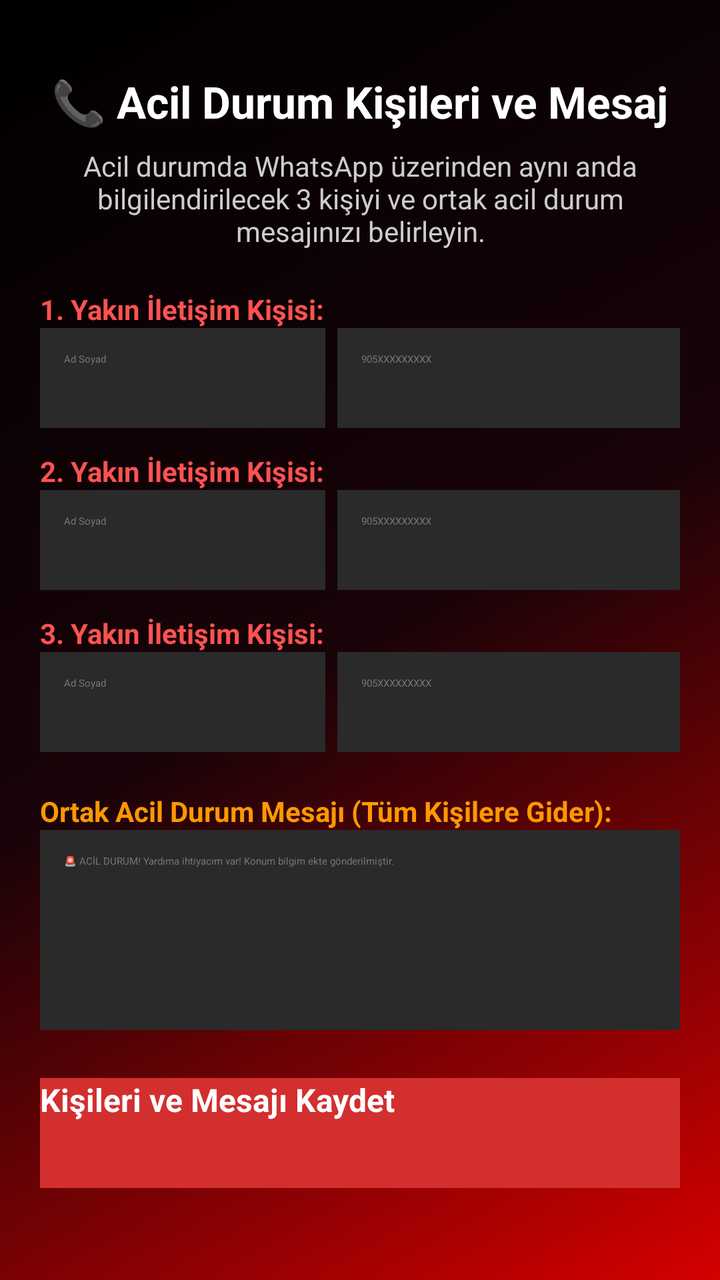
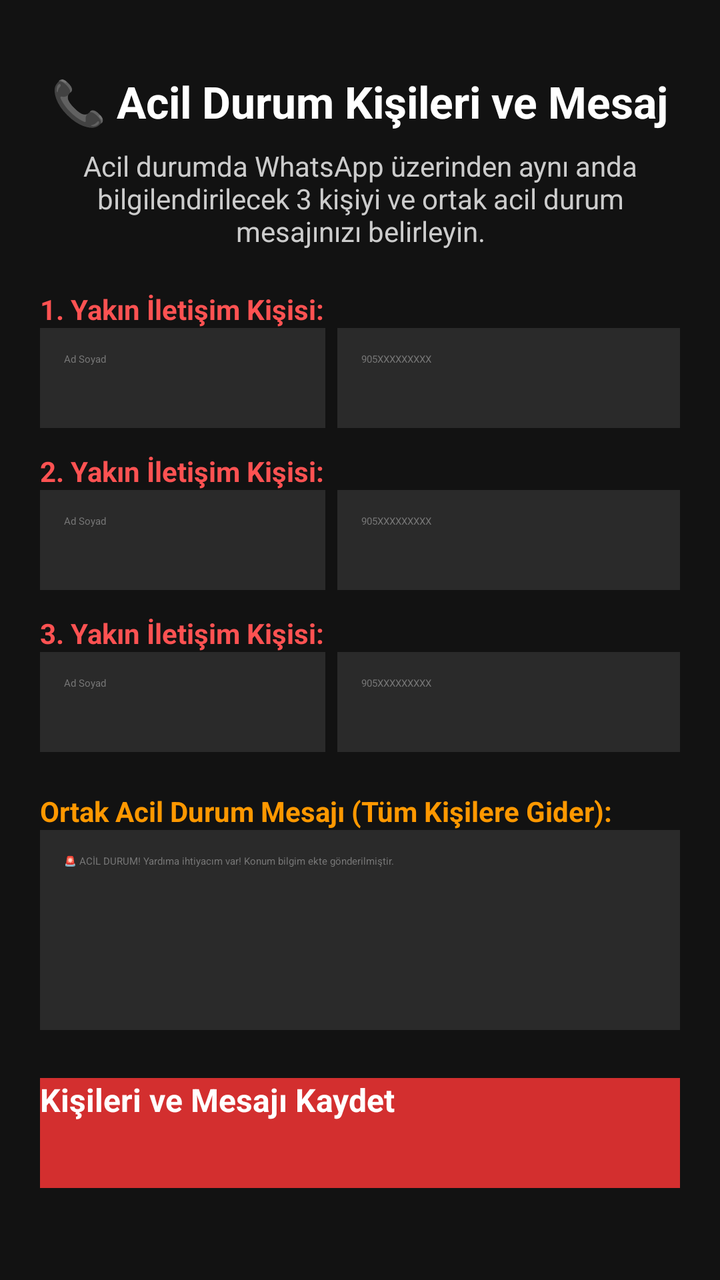

Before-and-after screenshots of an Android layout around one commit, followed by the original layout XML and the change that was made.
<!-- AndroidManifest.xml: application theme Theme.EmergencySafety -->
<!-- res/layout/activity_contacts.xml -->
<?xml version="1.0" encoding="utf-8"?>
<ScrollView xmlns:android="http://schemas.android.com/apk/res/android"
    android:layout_width="match_parent"
    android:layout_height="match_parent"
    android:background="@drawable/bg_emergency"
    android:fillViewport="true">

    <LinearLayout
        android:layout_width="match_parent"
        android:layout_height="wrap_content"
        android:orientation="vertical"
        android:padding="20dp"
        android:gravity="center_horizontal">

        <TextView
            android:layout_width="wrap_content"
            android:layout_height="wrap_content"
            android:text="📞 Acil Durum Kişileri ve Mesaj"
            android:textColor="#FFFFFF"
            android:textSize="22sp"
            android:textStyle="bold"
            android:layout_marginTop="16dp"
            android:layout_marginBottom="8dp" />

        <TextView
            android:layout_width="match_parent"
            android:layout_height="wrap_content"
            android:text="Acil durumda WhatsApp üzerinden aynı anda bilgilendirilecek 3 kişiyi ve ortak acil durum mesajınızı belirleyin."
            android:textColor="#CCCCCC"
            android:textSize="14sp"
            android:gravity="center"
            android:layout_marginBottom="20dp" />

        
        <TextView
            android:layout_width="match_parent"
            android:layout_height="wrap_content"
            android:text="1. Yakın İletişim Kişisi:"
            android:textColor="#FF5252"
            android:textSize="14sp"
            android:textStyle="bold" />

        <LinearLayout
            android:layout_width="match_parent"
            android:layout_height="wrap_content"
            android:orientation="horizontal"
            android:layout_marginBottom="12dp">

            <EditText
                android:id="@+id/etContact1Name"
                android:layout_width="0dp"
                android:layout_height="50dp"
                android:layout_weight="1"
                android:background="#2A2A2A"
                android:textColor="#FFFFFF"
                android:hint="Ad Soyad"
                android:textColorHint="#777777"
                android:padding="12dp"
                android:layout_marginEnd="6dp" />

            <EditText
                android:id="@+id/etContact1Number"
                android:layout_width="0dp"
                android:layout_height="50dp"
                android:layout_weight="1.2"
                android:background="#2A2A2A"
                android:textColor="#FFFFFF"
                android:hint="905XXXXXXXXX"
                android:textColorHint="#777777"
                android:inputType="phone"
                android:padding="12dp" />
        </LinearLayout>

        
        <TextView
            android:layout_width="match_parent"
            android:layout_height="wrap_content"
            android:text="2. Yakın İletişim Kişisi:"
            android:textColor="#FF5252"
            android:textSize="14sp"
            android:textStyle="bold" />

        <LinearLayout
            android:layout_width="match_parent"
            android:layout_height="wrap_content"
            android:orientation="horizontal"
            android:layout_marginBottom="12dp">

            <EditText
                android:id="@+id/etContact2Name"
                android:layout_width="0dp"
                android:layout_height="50dp"
                android:layout_weight="1"
                android:background="#2A2A2A"
                android:textColor="#FFFFFF"
                android:hint="Ad Soyad"
                android:textColorHint="#777777"
                android:padding="12dp"
                android:layout_marginEnd="6dp" />

            <EditText
                android:id="@+id/etContact2Number"
                android:layout_width="0dp"
                android:layout_height="50dp"
                android:layout_weight="1.2"
                android:background="#2A2A2A"
                android:textColor="#FFFFFF"
                android:hint="905XXXXXXXXX"
                android:textColorHint="#777777"
                android:inputType="phone"
                android:padding="12dp" />
        </LinearLayout>

        
        <TextView
            android:layout_width="match_parent"
            android:layout_height="wrap_content"
            android:text="3. Yakın İletişim Kişisi:"
            android:textColor="#FF5252"
            android:textSize="14sp"
            android:textStyle="bold" />

        <LinearLayout
            android:layout_width="match_parent"
            android:layout_height="wrap_content"
            android:orientation="horizontal"
            android:layout_marginBottom="20dp">

            <EditText
                android:id="@+id/etContact3Name"
                android:layout_width="0dp"
                android:layout_height="50dp"
                android:layout_weight="1"
                android:background="#2A2A2A"
                android:textColor="#FFFFFF"
                android:hint="Ad Soyad"
                android:textColorHint="#777777"
                android:padding="12dp"
                android:layout_marginEnd="6dp" />

            <EditText
                android:id="@+id/etContact3Number"
                android:layout_width="0dp"
                android:layout_height="50dp"
                android:layout_weight="1.2"
                android:background="#2A2A2A"
                android:textColor="#FFFFFF"
                android:hint="905XXXXXXXXX"
                android:textColorHint="#777777"
                android:inputType="phone"
                android:padding="12dp" />
        </LinearLayout>

        
        <TextView
            android:layout_width="match_parent"
            android:layout_height="wrap_content"
            android:text="Ortak Acil Durum Mesajı (Tüm Kişilere Gider):"
            android:textColor="#FF9800"
            android:textSize="14sp"
            android:textStyle="bold" />

        <EditText
            android:id="@+id/etSharedMessage"
            android:layout_width="match_parent"
            android:layout_height="100dp"
            android:background="#2A2A2A"
            android:textColor="#FFFFFF"
            android:hint="🚨 ACİL DURUM! Yardıma ihtiyacım var! Konum bilgim ekte gönderilmiştir."
            android:textColorHint="#777777"
            android:gravity="top|start"
            android:padding="12dp"
            android:layout_marginBottom="24dp" />

        
        <Button
            android:id="@+id/btnSaveContacts"
            android:layout_width="match_parent"
            android:layout_height="55dp"
            android:background="#D32F2F"
            android:text="Kişileri ve Mesajı Kaydet"
            android:textColor="#FFFFFF"
            android:textSize="16sp"
            android:textStyle="bold"
            android:textAllCaps="false" />

    </LinearLayout>
</ScrollView>
<!-- resources referenced by this layout -->
<resources>
  <!-- drawable bg_emergency (drawable) -->
  <?xml version="1.0" encoding="utf-8"?>
  <shape xmlns:android="http://schemas.android.com/apk/res/android">
  
      <gradient
          android:type="linear"
          android:angle="315"
          android:startColor="#000000"
          android:centerColor="#180308"
          android:endColor="#D50000" />
  
  </shape>
</resources>

<!-- the commit's change to res/layout/activity_contacts.xml (unified diff, before → after) -->
@@ -2,7 +2,7 @@
 <ScrollView xmlns:android="http://schemas.android.com/apk/res/android"
     android:layout_width="match_parent"
     android:layout_height="match_parent"
-    android:background="@drawable/bg_emergency"
+    android:background="#121212"
     android:fillViewport="true">
 
     <LinearLayout
<!-- resource entries referenced after the edit -->
@@ -1,16 +1,5 @@
 <!-- resources referenced by this layout -->
 <resources>
-  <!-- drawable bg_emergency (drawable) -->
-  <?xml version="1.0" encoding="utf-8"?>
-  <shape xmlns:android="http://schemas.android.com/apk/res/android">
-  
-      <gradient
-          android:type="linear"
-          android:angle="315"
-          android:startColor="#000000"
-          android:centerColor="#180308"
-          android:endColor="#D50000" />
-  
-  </shape>
+
 </resources>
 
